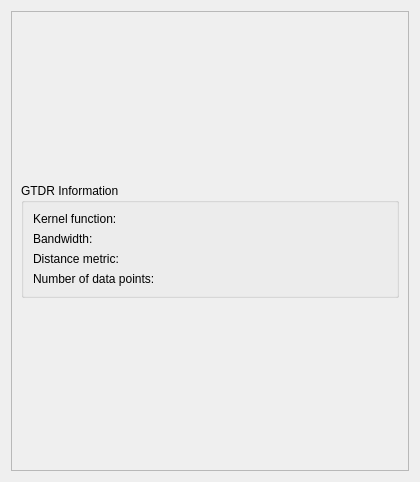
Old version of the form src/PropertyPanelTabs/gwmpropertygtdrtab.ui in the repository GWmodel-Lab/GWmodelS.
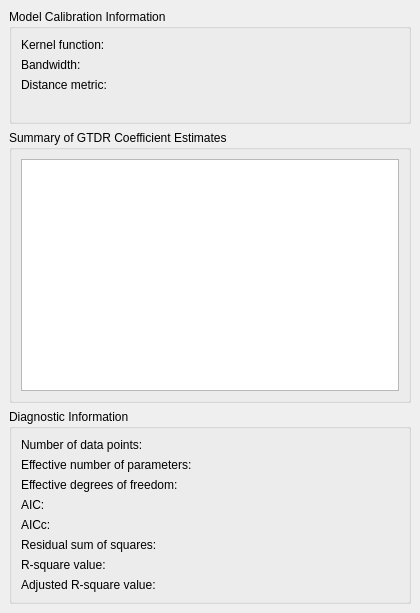
New version of the form.

Commit message: edit: set GTDR, can not run now! settings bugs

What changed in the file:
```diff
--- a/src/PropertyPanelTabs/gwmpropertygtdrtab.ui
+++ b/src/PropertyPanelTabs/gwmpropertygtdrtab.ui
@@ -7,25 +7,49 @@
     <x>0</x>
     <y>0</y>
     <width>420</width>
-    <height>482</height>
+    <height>613</height>
    </rect>
   </property>
   <property name="windowTitle">
    <string>Form</string>
   </property>
-  <layout class="QVBoxLayout" name="verticalLayout_2">
-   <item>
+  <layout class="QGridLayout" name="gridLayout">
+   <property name="leftMargin">
+    <number>0</number>
+   </property>
+   <property name="topMargin">
+    <number>0</number>
+   </property>
+   <property name="rightMargin">
+    <number>0</number>
+   </property>
+   <property name="bottomMargin">
+    <number>0</number>
+   </property>
+   <item row="0" column="0">
     <widget class="QScrollArea" name="scrollArea">
+     <property name="frameShape">
+      <enum>QFrame::NoFrame</enum>
+     </property>
+     <property name="frameShadow">
+      <enum>QFrame::Plain</enum>
+     </property>
+     <property name="lineWidth">
+      <number>0</number>
+     </property>
      <property name="widgetResizable">
       <bool>true</bool>
      </property>
-     <widget class="QWidget" name="scrollAreaWidgetContents_3">
+     <property name="alignment">
+      <set>Qt::AlignLeading|Qt::AlignLeft|Qt::AlignTop</set>
+     </property>
+     <widget class="QWidget" name="scrollAreaWidgetContents">
       <property name="geometry">
        <rect>
         <x>0</x>
         <y>0</y>
-        <width>396</width>
-        <height>458</height>
+        <width>420</width>
+        <height>613</height>
        </rect>
       </property>
       <layout class="QVBoxLayout" name="verticalLayout">
@@ -38,7 +62,7 @@
           </sizepolicy>
          </property>
          <property name="title">
-          <string>GTDR Information</string>
+          <string>Model Calibration Information</string>
          </property>
          <layout class="QFormLayout" name="formLayout">
           <item row="0" column="0">
@@ -76,27 +100,177 @@
             </property>
            </widget>
           </item>
-          <item row="2" column="1">
+          <item row="3" column="1">
            <widget class="QLabel" name="lblDistanceMetric">
             <property name="text">
              <string/>
             </property>
            </widget>
           </item>
-          <item row="3" column="0">
+         </layout>
+        </widget>
+       </item>
+       <item>
+        <widget class="QGroupBox" name="groupBox_2">
+         <property name="sizePolicy">
+          <sizepolicy hsizetype="Preferred" vsizetype="Preferred">
+           <horstretch>0</horstretch>
+           <verstretch>0</verstretch>
+          </sizepolicy>
+         </property>
+         <property name="title">
+          <string>Summary of GTDR Coefficient Estimates</string>
+         </property>
+         <layout class="QGridLayout" name="gridLayout_2">
+          <property name="leftMargin">
+           <number>9</number>
+          </property>
+          <property name="topMargin">
+           <number>9</number>
+          </property>
+          <property name="rightMargin">
+           <number>9</number>
+          </property>
+          <property name="bottomMargin">
+           <number>9</number>
+          </property>
+          <item row="0" column="0">
+           <widget class="QTableWidget" name="tbwCoefficient">
+            <property name="minimumSize">
+             <size>
+              <width>0</width>
+              <height>128</height>
+             </size>
+            </property>
+           </widget>
+          </item>
+         </layout>
+        </widget>
+       </item>
+       <item>
+        <widget class="QGroupBox" name="grpDiagnostic">
+         <property name="sizePolicy">
+          <sizepolicy hsizetype="Preferred" vsizetype="Fixed">
+           <horstretch>0</horstretch>
+           <verstretch>0</verstretch>
+          </sizepolicy>
+         </property>
+         <property name="title">
+          <string>Diagnostic Information</string>
+         </property>
+         <layout class="QFormLayout" name="formLayout_2">
+          <item row="0" column="0">
            <widget class="QLabel" name="label_2">
             <property name="text">
              <string>Number of data points:</string>
             </property>
            </widget>
           </item>
-          <item row="3" column="1">
+          <item row="1" column="0">
+           <widget class="QLabel" name="label_3">
+            <property name="text">
+             <string>Effective number of parameters:</string>
+            </property>
+           </widget>
+          </item>
+          <item row="2" column="0">
+           <widget class="QLabel" name="label_4">
+            <property name="text">
+             <string>Effective degrees of freedom:</string>
+            </property>
+           </widget>
+          </item>
+          <item row="3" column="0">
+           <widget class="QLabel" name="label_6">
+            <property name="text">
+             <string>AIC:</string>
+            </property>
+           </widget>
+          </item>
+          <item row="4" column="0">
+           <widget class="QLabel" name="label_8">
+            <property name="text">
+             <string>AICc:</string>
+            </property>
+           </widget>
+          </item>
+          <item row="5" column="0">
+           <widget class="QLabel" name="label_9">
+            <property name="text">
+             <string>Residual sum of squares:</string>
+            </property>
+           </widget>
+          </item>
+          <item row="6" column="0">
+           <widget class="QLabel" name="label_10">
+            <property name="text">
+             <string>R-square value:</string>
+            </property>
+           </widget>
+          </item>
+          <item row="7" column="0">
+           <widget class="QLabel" name="label_11">
+            <property name="text">
+             <string>Adjusted R-square value:</string>
+            </property>
+           </widget>
+          </item>
+          <item row="0" column="1">
            <widget class="QLabel" name="lblNumberDataPoints">
             <property name="text">
              <string/>
             </property>
            </widget>
           </item>
+          <item row="1" column="1">
+           <widget class="QLabel" name="lblENP">
+            <property name="text">
+             <string/>
+            </property>
+           </widget>
+          </item>
+          <item row="2" column="1">
+           <widget class="QLabel" name="lblEDF">
+            <property name="text">
+             <string/>
+            </property>
+           </widget>
+          </item>
+          <item row="3" column="1">
+           <widget class="QLabel" name="lblAIC">
+            <property name="text">
+             <string/>
+            </property>
+           </widget>
+          </item>
+          <item row="4" column="1">
+           <widget class="QLabel" name="lblAICc">
+            <property name="text">
+             <string/>
+            </property>
+           </widget>
+          </item>
+          <item row="5" column="1">
+           <widget class="QLabel" name="lblRSS">
+            <property name="text">
+             <string/>
+            </property>
+           </widget>
+          </item>
+          <item row="6" column="1">
+           <widget class="QLabel" name="lblRSquare">
+            <property name="text">
+             <string/>
+            </property>
+           </widget>
+          </item>
+          <item row="7" column="1">
+           <widget class="QLabel" name="lblRSquareAdjusted">
+            <property name="text">
+             <string/>
+            </property>
+           </widget>
+          </item>
          </layout>
         </widget>
        </item>
```
The commit also changes 9 other files.
